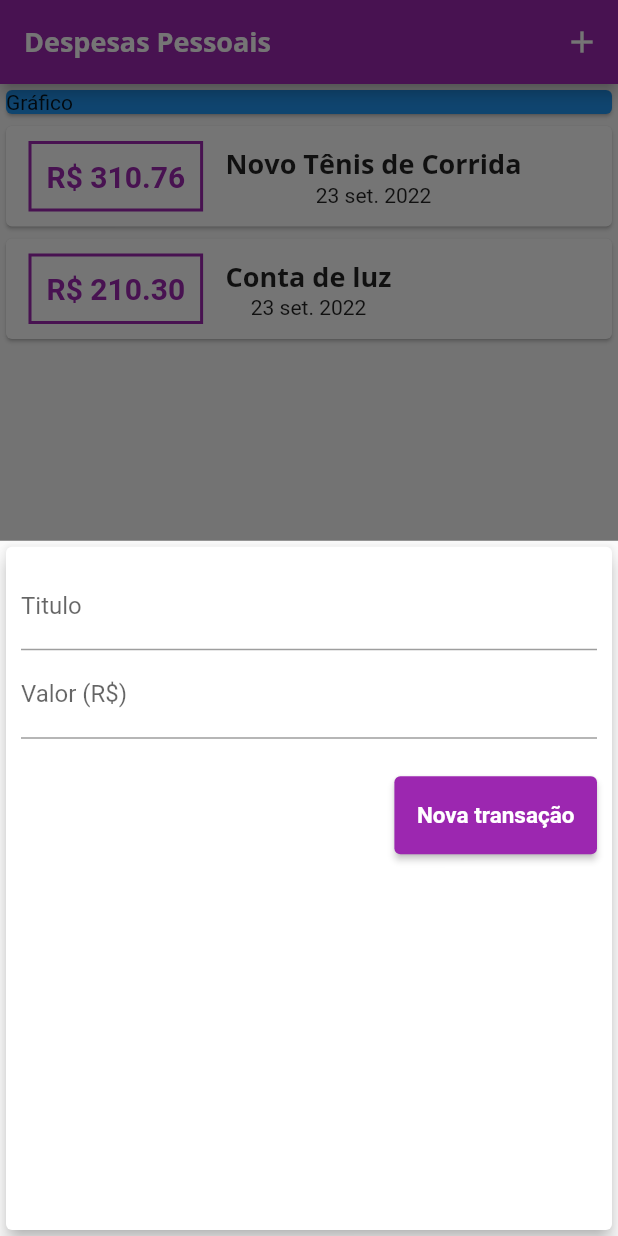
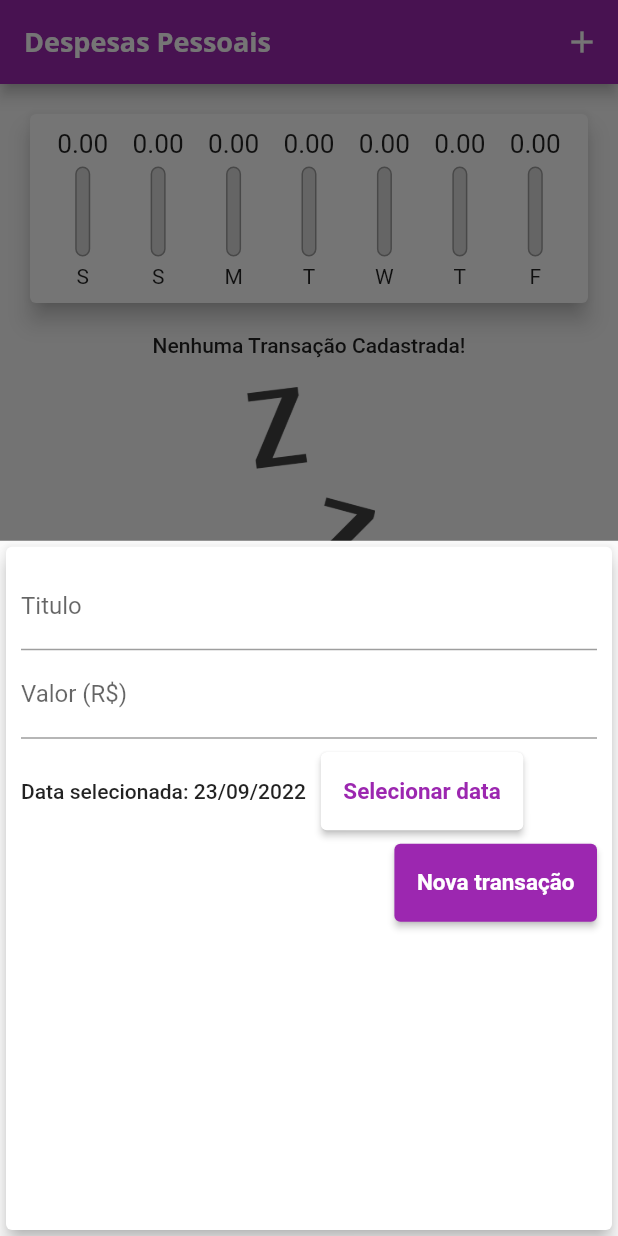
Before and after one commit to DevGabrielHN/secao4-flutter-cod3r, a Flutter app: the screen it shows after launch, after a tap on the "add" icon, on a phone screen of 412 x 824 dp. Run offline on Flutter 3.47's test engine with Material 2 defaults, Android fonts, the phone set to English and light mode, and no system bars.

Commit message:
finalizando projeto

```diff
--- /dev/null
+++ b/lib/components/chart.dart
@@ -0,0 +1,68 @@
+import 'package:despesas/components/chart_bar.dart';
+import 'package:despesas/models/transaction.dart';
+import 'package:flutter/material.dart';
+import 'package:flutter/src/foundation/key.dart';
+import 'package:flutter/src/widgets/framework.dart';
+import 'package:intl/intl.dart';
+
+class Chart extends StatelessWidget {
+  const Chart({Key? key, required this.recentTransaction}) : super(key: key);
+
+  final List<Transaction> recentTransaction;
+
+  List<Map<String,Object>> get groupedTransactions {
+    return List.generate(7, (index) {
+
+      final weekDay = DateTime.now().subtract(
+        Duration(days: index),
+      );
+
+      double totalSum = 0.0;
+
+      for(var i = 0 ; i < recentTransaction.length; i++){
+        bool sameDay = recentTransaction[i].date.day == weekDay.day;
+        bool sameMonth = recentTransaction[i].date.month == weekDay.month;
+        bool sameYear = recentTransaction[i].date.year == weekDay.year;
+
+        if(sameDay && sameMonth && sameYear){
+          totalSum += recentTransaction[i].value;
+        }
+
+      }
+
+      return {
+        'day': DateFormat.E().format(weekDay)[0],
+        'value': totalSum};
+    }).reversed.toList();
+  }
+
+  double get _weekTotalValue {
+    return groupedTransactions.fold(0.0, (sum, tr) {
+      return sum + (tr['value'] as double);
+    });
+  }
+
+
+  @override
+  Widget build(BuildContext context) {
+    return Card(
+      elevation: 6,
+      margin: EdgeInsets.all(20),
+      child: Padding(
+        padding: const EdgeInsets.all(10),
+        child: Row(
+          mainAxisAlignment: MainAxisAlignment.spaceAround,
+          children: groupedTransactions.map((tr) {
+            return Flexible(
+              fit: FlexFit.tight,
+              child: ChartBar(
+                label: tr['day'].toString(),
+                value: (tr['value'] as double),
+                percentage: (tr['value'] as double) == 0?0:(tr['value'] as double)  / _weekTotalValue),
+            );
+          }).toList(),
+        ),
+      ),
+    );
+  }
+}
--- /dev/null
+++ b/lib/components/chart_bar.dart
@@ -0,0 +1,57 @@
+import 'package:flutter/cupertino.dart';
+import 'package:flutter/material.dart';
+import 'package:flutter/src/foundation/key.dart';
+import 'package:flutter/src/widgets/framework.dart';
+
+class ChartBar extends StatelessWidget {
+  const ChartBar({Key? key, required this.label, required this.value, required this.percentage}) : super(key: key);
+
+  final String label;
+  final double value;
+  final double percentage;
+
+
+  @override
+  Widget build(BuildContext context) {
+    return Column(
+      children: [
+        Container(
+          height: 20,
+          child: FittedBox(
+            child: Text('${value.toStringAsFixed(2)}'),),
+        ),
+        SizedBox(height: 5,),
+        Container(
+          height: 60,
+          width: 10,
+          child: Stack(
+            alignment: Alignment.bottomCenter,
+            children: [
+              Container(
+                decoration: BoxDecoration(
+                  border: Border.all(
+                    color: Colors.grey,
+                    width: 1.0,
+                    ),
+                    color: Color.fromRGBO(220, 220, 220, 1),
+                    borderRadius: BorderRadius.circular(5),
+                ),
+              ),
+              FractionallySizedBox(
+                heightFactor: percentage,
+                child: Container(
+                  decoration: BoxDecoration(
+                    color: Theme.of(context).colorScheme.primary,
+                    borderRadius: BorderRadius.circular(5),
+                  ),
+                ),
+              ),
+            ],
+          ),
+        ),
+        SizedBox(height: 5,),
+        Text(label)
+      ],
+    );
+  }
+}
--- a/lib/components/transaction_form.dart
+++ b/lib/components/transaction_form.dart
@@ -1,7 +1,9 @@
+import 'package:flutter/foundation.dart';
 import 'package:flutter/material.dart';
+import 'package:intl/intl.dart';
 
 class TransactionForm extends StatefulWidget {
-  final void Function(String,double) onSubmit;
+  final void Function(String,double,DateTime) onSubmit;
 
   TransactionForm(this.onSubmit);
 
@@ -10,20 +12,40 @@ class TransactionForm extends StatefulWidget {
 }
 
 class _TransactionFormState extends State<TransactionForm> {
-  final titleController = TextEditingController();
 
-  final valueController = TextEditingController();
+  final _titleController = TextEditingController();
+  final _valueController = TextEditingController();
+  late DateTime _selectedDate = DateTime.now();
 
   _submitForm(){
-    final title = titleController.text;
-    final value = double.tryParse(valueController.text) ?? 0;
+    final title = _titleController.text;
+    final value = double.tryParse(_valueController.text) ?? 0;
 
-    if(title.isEmpty || value <= 0){
+    if(title.isEmpty || value <= 0 || _selectedDate == null){
       return;
     }
 
-    widget.onSubmit(title,value);
+    widget.onSubmit(title,value,_selectedDate);
   }
+
+  _showDatePicker() {
+    showDatePicker(
+      context: context,
+      initialDate: DateTime.now(),
+      firstDate: DateTime(2022),
+      lastDate: DateTime.now(),
+    ).then((pickedDate) {
+      if(pickedDate == null){
+        return;
+      }
+
+      setState(() {
+        _selectedDate = pickedDate;
+      });
+
+    });
+  }
+
 
   @override
   Widget build(BuildContext context) {
@@ -35,20 +57,40 @@ class _TransactionFormState extends State<TransactionForm> {
                   children: <Widget> [
                     TextField(
                       onSubmitted: (_) => _submitForm(),
-                      controller: titleController,
+                      controller: _titleController,
                       decoration: InputDecoration(
                         labelText: 'Titulo',
                       ),
                     ),
                     TextField(
                       onSubmitted: (_) => _submitForm(),
-                      controller: valueController,
+                      controller: _valueController,
                       keyboardType: TextInputType.number,
                       decoration: InputDecoration(
                         labelText: 'Valor (R\$)',
                       ),
                     ),
-                    SizedBox(height: 25,),
+                    Container(
+                      height: 70,
+                      child: Row(
+                        children: [
+                          Text(
+                            _selectedDate == null
+                            ?'Nenhuma data selecionada!'
+                            :'Data selecionada: ${DateFormat('dd/MM/y').format(_selectedDate)}',style: Theme.of(context).textTheme.bodyLarge,),
+                          SizedBox(width: 10,),
+                          ElevatedButton(
+                            style: ElevatedButton.styleFrom(
+                            primary: Colors.white,
+                            padding: EdgeInsets.symmetric(horizontal: 15, vertical: 17),
+                            textStyle: TextStyle(
+                                fontSize: 15,
+                                fontWeight: FontWeight.bold)),
+                            onPressed: _showDatePicker,
+                            child: Text('Selecionar data',style: TextStyle(color: Colors.purple),))
+                        ],
+                      ),
+                    ),
                     Row(
                       mainAxisAlignment: MainAxisAlignment.end,
                       children: <Widget> [
@@ -70,4 +112,5 @@ class _TransactionFormState extends State<TransactionForm> {
               ),
             );
   }
+
 }
--- a/lib/components/transaction_list.dart
+++ b/lib/components/transaction_list.dart
@@ -3,49 +3,61 @@ import 'package:flutter/material.dart';
 import 'package:intl/intl.dart';
 
 class TransactionList extends StatelessWidget {
-  const TransactionList({Key? key, required this.transaction}) : super(key: key);
+  const TransactionList({Key? key, required this.transaction, required this.onRemove}) : super(key: key);
 
   final List<Transaction> transaction;
+  final void Function(String) onRemove;
 
   @override
   Widget build(BuildContext context) {
     return  Container(
-      height: 365,
-      child: ListView.builder(
+      height: 410,
+      child: transaction.isEmpty? Column(
+        children: [
+          Text('Nenhuma Transação Cadastrada!',
+          style: Theme.of(context).textTheme.bodyLarge,
+          ),
+          SizedBox(height: 20,),
+          Container(
+            height: 200,
+            child: Image.asset(
+              'assets/images/waiting.png',
+              fit: BoxFit.cover,
+            ),
+          )
+        ],
+      ) : ListView.builder(
         itemCount: transaction.length,
         itemBuilder: (ctx,index) {
           final tr = transaction[index];
           return Card(
-                      child: Row(
-                        children: <Widget> [
-                          Container(
+            elevation: 5,
             margin: EdgeInsets.symmetric(
-                              horizontal: 15,
-                              vertical: 10,
+              vertical: 8,
+              horizontal: 5,
             ),
-                            decoration: BoxDecoration(
-                              border: Border.all(
-                                color: Theme.of(context).colorScheme.primary,
-                                width: 2,
+            child: ListTile(
+              leading: CircleAvatar(
+                backgroundColor: Theme.of(context).colorScheme.primary,
+                radius: 30,
+                child: Padding(
+                  padding: const EdgeInsets.all(6),
+                  child: FittedBox(child: Text('R\$${tr.value}'),
                   ),
                 ),
-                            padding: EdgeInsets.all(10),
-                            child: Text(
-                              'R\$ ' + tr.value.toStringAsFixed(2),
-                              style: TextStyle(
-                                fontWeight: FontWeight.bold,
-                                fontSize: 20,
-                                color:Theme.of(context).colorScheme.primary,
               ),
-                            ),
-                          ),Column(
-                             children: <Widget> [
-                              Text(tr.title,
+              title: Text(
+                tr.title,
                 style: Theme.of(context).textTheme.titleLarge,
               ),
-                              Text(DateFormat('d MMM y','pt_BR').format(tr.date)),
-                        ],),
-                        ],
+              subtitle: Text(
+                DateFormat('d MMM y').format(tr.date),
+              ),
+              trailing: IconButton(
+                icon: Icon(Icons.delete),
+                color: Theme.of(context).errorColor,
+                onPressed: () => onRemove(tr.id),
+              ),
             ),
           );
         },
--- a/lib/main.dart
+++ b/lib/main.dart
@@ -1,5 +1,6 @@
 import 'dart:math';
 
+import 'package:despesas/components/chart.dart';
 import 'package:despesas/components/transaction_form.dart';
 import 'package:despesas/components/transaction_list.dart';
 import 'package:despesas/models/transaction.dart';
@@ -43,26 +44,24 @@ class MyApp extends StatefulWidget {
 class _MyAppState extends State<MyApp> {
 
 
-final _transactions = [
-    Transaction(
-      id: 't1',
-      title: 'Novo Tênis de Corrida',
-      value: 310.76,
-      date: DateTime.now(),
-    ),Transaction(
-      id: 't2',
-      title: 'Conta de luz',
-      value: 210.30,
-      date: DateTime.now(),
-    ),
-  ];
+final List<Transaction> _transactions = [];
 
-  _addTransaction(String title,double value){
+
+  List<Transaction> get _recentTransactions {
+    return _transactions.where((tr) {
+      return tr.date.isAfter(DateTime.now().subtract(
+        Duration(days: 7),
+      ));
+    }).toList();
+  }
+
+
+  _addTransaction(String title,double value,DateTime date){
     final newTransaction = Transaction(
       id: Random().nextDouble().toString(),
       title:  title,
       value: value,
-      date: DateTime.now()
+      date: date
       );
 
     setState(() {
@@ -73,13 +72,25 @@ final _transactions = [
 
   }
 
+
+  _deleteTransaction(String id){
+    setState(() {
+      _transactions.removeWhere((tr) => tr.id == id);
+    });
+  }
+
+
+
   _openTransactionFormModal(BuildContext context){
     showModalBottomSheet(
       context: context,
       builder: (_) {
-        return TransactionForm(_addTransaction);
-      });
+          return TransactionForm(_addTransaction);
+        },
+      );
   }
+
+
 
   @override
   Widget build(BuildContext context) {
@@ -95,18 +106,12 @@ final _transactions = [
         ),
         body: SingleChildScrollView(
           child: Column (
-            //mainAxisAlignment: MainAxisAlignment.spaceAround,
             crossAxisAlignment: CrossAxisAlignment.stretch,
             children: <Widget> [
-              Container(
-                width: double.infinity,
-                child: Card(
-                  color: Colors.blue,
-                  child: Text('Gráfico'),
-                ),
-              ),
-               // TransactionForm(_addTransaction),
-                TransactionList(transaction: _transactions),
+              Chart(recentTransaction: _recentTransactions),
+                TransactionList(
+                transaction: _transactions,
+                onRemove: _deleteTransaction),
             ],
           ),
         ),
--- a/pubspec.yaml
+++ b/pubspec.yaml
@@ -36,11 +36,11 @@ dependencies:
   # The following adds the Cupertino Icons font to your application.
   # Use with the CupertinoIcons class for iOS style icons.
   cupertino_icons: ^1.0.2
+  intl: ^0.17.0
 
 dev_dependencies:
   flutter_test:
     sdk: flutter
-  intl: ^0.17.0
 
   # The "flutter_lints" package below contains a set of recommended lints to
   # encourage good coding practices. The lint set provided by the package is
@@ -61,8 +61,8 @@ flutter:
   uses-material-design: true
 
   # To add assets to your application, add an assets section, like this:
-  # assets:
-  #   - images/a_dot_burr.jpeg
+  assets:
+    - assets/images/waiting.png
   #   - images/a_dot_ham.jpeg
 
   # An image asset can refer to one or more resolution-specific "variants", see
```
Also changed, not shown: assets/images/waiting.png (added), pubspec.lock. Lines whose indentation alone changed are shown as unchanged.
